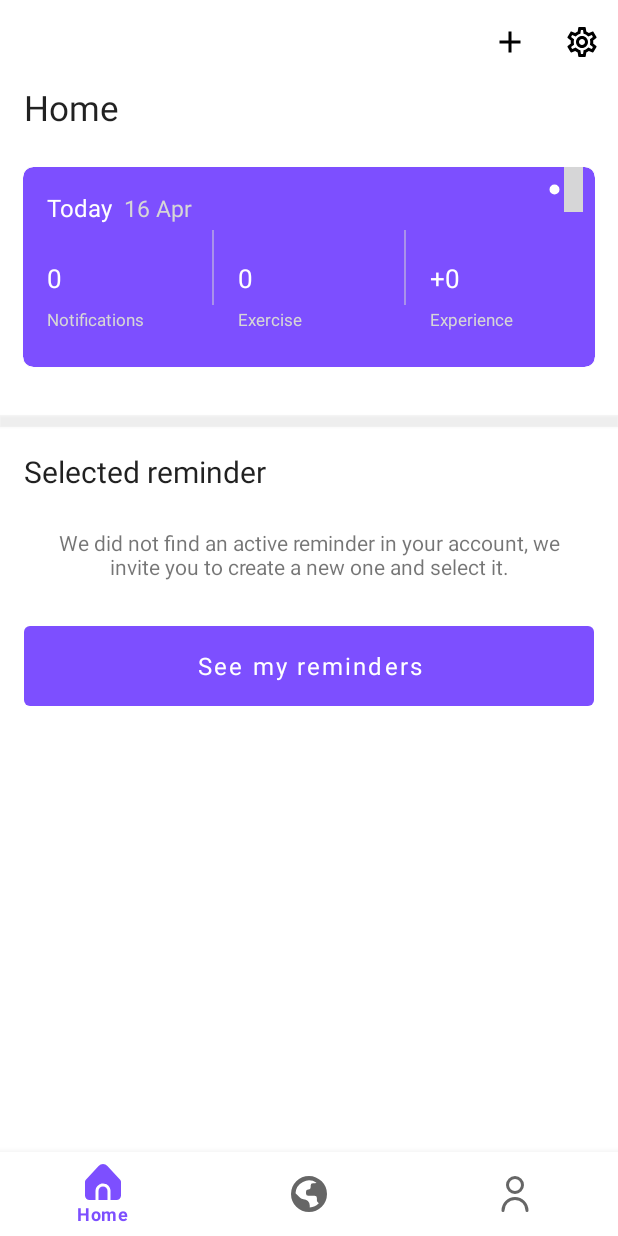
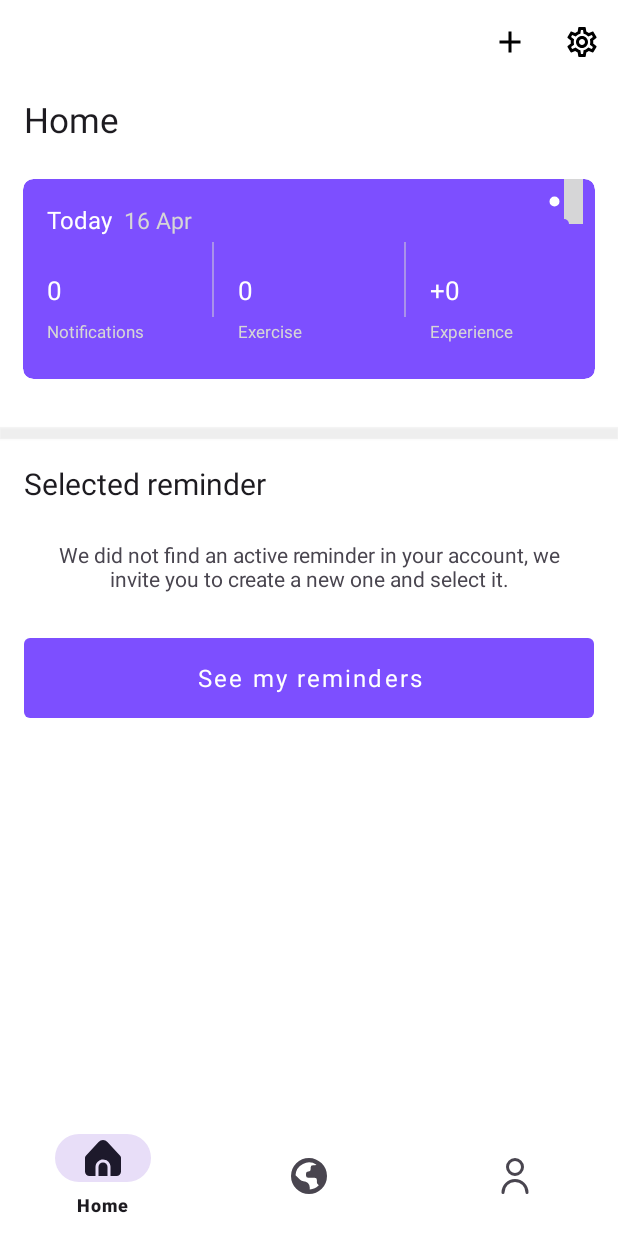
Before and after one commit to puntogris/posture-reminder, an Android app: the HomeFragment screen opened directly, with no data from a screen before it, on a phone screen of 412 x 824 dp. Run offline under Robolectric (Android 15) with nearby library versions, the phone set to English and light mode, and no system bars; our stand-ins replace Dagger/Hilt's generated code, Room's generated code, Timber, navigation-ui; libraries missing offline, so code that uses them is left out: com.db.williamchart; Roboto replaces fonts that are not available here.

Commit message:
migrated to material3

```diff
--- a/app/src/main/java/com/puntogris/posture/ui/account/AccountFragment.kt
+++ b/app/src/main/java/com/puntogris/posture/ui/account/AccountFragment.kt
@@ -1,10 +1,11 @@
 package com.puntogris.posture.ui.account
 
 import android.os.Bundle
-import android.view.*
+import android.view.Menu
+import android.view.MenuInflater
+import android.view.View
 import androidx.fragment.app.Fragment
 import androidx.fragment.app.viewModels
-import com.db.williamchart.data.configuration.ChartConfiguration
 import com.puntogris.posture.R
 import com.puntogris.posture.databinding.FragmentAccountBinding
 import com.puntogris.posture.utils.*
--- a/app/src/main/java/com/puntogris/posture/ui/exercise/ExerciseCompletedDialog.kt
+++ b/app/src/main/java/com/puntogris/posture/ui/exercise/ExerciseCompletedDialog.kt
@@ -54,7 +54,7 @@
             }
         }
 
-        return MaterialAlertDialogBuilder(requireContext(), R.style.MaterialAlertDialog_rounded)
+        return MaterialAlertDialogBuilder(requireContext())
             .setView(binding.root)
             .setPositiveButton(R.string.action_done) { _, _ ->
                 dismiss()
--- a/app/src/main/java/com/puntogris/posture/ui/home/HomeFragment.kt
+++ b/app/src/main/java/com/puntogris/posture/ui/home/HomeFragment.kt
@@ -66,6 +66,8 @@
         }
         viewModel.activeReminder.observe(viewLifecycleOwner) { reminder ->
             reminder?.let {
+                binding.activeReminderLayout.reminderTitle.text = it.name
+                binding.activeReminderLayout.reminderInterval.text = it.timeIntervalSummary()
                 binding.activeReminderLayout.reminderStart.setMinutesToHourlyTime(it.startTime)
                 binding.activeReminderLayout.reminderEnd.setMinutesToHourlyTime(it.endTime)
                 binding.activeReminderLayout.reminderDays.setDaysSummary(it)
--- a/app/src/main/java/com/puntogris/posture/ui/notification/ClaimNotificationExpDialog.kt
+++ b/app/src/main/java/com/puntogris/posture/ui/notification/ClaimNotificationExpDialog.kt
@@ -61,7 +61,7 @@
             }
         }
 
-        return MaterialAlertDialogBuilder(requireContext(), R.style.MaterialAlertDialog_rounded)
+        return MaterialAlertDialogBuilder(requireContext())
             .setView(binding.root)
             .setPositiveButton(R.string.exercise) { _, _ ->
                 navigateToRandomExercise()
--- a/app/src/main/java/com/puntogris/posture/ui/reminders/manage/ManageRemindersBottomSheet.kt
+++ b/app/src/main/java/com/puntogris/posture/ui/reminders/manage/ManageRemindersBottomSheet.kt
@@ -27,7 +27,8 @@
     private val viewModel: ManageRemindersViewModel by viewModels()
     private val binding by viewBinding(BottomSheetManageRemindersBinding::bind)
 
-    override fun onCreateView(inflater: LayoutInflater,
+    override fun onCreateView(
+        inflater: LayoutInflater,
         container: ViewGroup?,
         savedInstanceState: Bundle?
     ): View? {
--- a/app/src/main/java/com/puntogris/posture/ui/reminders/new_edit/SoundSelectorDialog.kt
+++ b/app/src/main/java/com/puntogris/posture/ui/reminders/new_edit/SoundSelectorDialog.kt
@@ -28,7 +28,7 @@
         val matchLastPosition = listRingTones().indexOfFirst { it.uri == args.savedSound }
         val lastPosition = if (matchLastPosition == -1) 0 else matchLastPosition
 
-        return MaterialAlertDialogBuilder(requireContext(), R.style.MaterialAlertDialog_rounded)
+        return MaterialAlertDialogBuilder(requireContext())
             .setTitle(R.string.sound_picker_title)
             .setPositiveButton(R.string.action_done) { _, _ ->
                 setFragmentResult(SOUND_PICKER_KEY, bundleOf(DATA_KEY to tones[selectedPosition]))
--- a/app/src/main/java/com/puntogris/posture/ui/reminders/new_edit/VibrationSelectorDialog.kt
+++ b/app/src/main/java/com/puntogris/posture/ui/reminders/new_edit/VibrationSelectorDialog.kt
@@ -30,7 +30,7 @@
         val vibrationPatterns = LocalDataSource.vibrationPatterns
         val patternsTittleList = vibrationPatterns.map { getString(it.title) }.toTypedArray()
 
-        return MaterialAlertDialogBuilder(requireContext(), R.style.MaterialAlertDialog_rounded)
+        return MaterialAlertDialogBuilder(requireContext())
             .setTitle(R.string.vibration_picker_title)
             .setPositiveButton(R.string.action_done) { _, _ ->
                 setFragmentResult(VIBRATION_PICKER_KEY, bundleOf(DATA_KEY to vibrationPosition))
--- a/app/src/main/java/com/puntogris/posture/ui/settings/SelectThemeDialog.kt
+++ b/app/src/main/java/com/puntogris/posture/ui/settings/SelectThemeDialog.kt
@@ -27,7 +27,7 @@
             if (currentTheme == -1) 2 else currentTheme - 1
         }
 
-        return MaterialAlertDialogBuilder(requireContext(), R.style.MaterialAlertDialog_rounded)
+        return MaterialAlertDialogBuilder(requireContext())
             .setSingleChoiceItems(R.array.theme_names, currentPosition) { _, position ->
                 themeValuesArray[position].let {
                     lifecycleScope.launch {
--- a/app/src/main/java/com/puntogris/posture/ui/welcome/WelcomeFragment.kt
+++ b/app/src/main/java/com/puntogris/posture/ui/welcome/WelcomeFragment.kt
@@ -3,7 +3,6 @@
 import android.os.Bundle
 import android.view.View
 import androidx.fragment.app.Fragment
-import androidx.lifecycle.lifecycleScope
 import com.puntogris.posture.R
 import com.puntogris.posture.data.datasource.local.DataStore
 import com.puntogris.posture.databinding.FragmentWelcomeBinding
--- a/app/src/main/res/layout/active_reminder.xml
+++ b/app/src/main/res/layout/active_reminder.xml
@@ -14,7 +14,6 @@
         android:layout_width="wrap_content"
         android:layout_height="wrap_content"
         android:layout_marginStart="36dp"
-        android:text="@{reminder.name}"
         app:layout_constraintBottom_toBottomOf="@+id/reminderColor"
         app:layout_constraintStart_toStartOf="parent"
         app:layout_constraintTop_toTopOf="@+id/reminderColor" />
@@ -80,7 +79,6 @@
         android:id="@+id/reminderInterval"
         android:layout_width="wrap_content"
         android:layout_height="wrap_content"
-        android:text="@{reminder.timeIntervalSummary()}"
         android:textSize="12sp"
         app:layout_constraintEnd_toStartOf="@+id/reminderStart"
         app:layout_constraintHorizontal_bias="0.5"
--- a/app/src/main/res/layout/activity_main.xml
+++ b/app/src/main/res/layout/activity_main.xml
@@ -31,7 +31,7 @@
 
     <com.google.android.material.bottomnavigation.BottomNavigationView
         android:id="@+id/bottom_navigation"
-        style="@style/Theme.Posture.Layout"
+        android:background="?android:colorBackground"
         android:layout_width="match_parent"
         android:layout_height="wrap_content"
         android:layout_gravity="bottom"
--- a/app/src/main/res/layout/fragment_internal_login.xml
+++ b/app/src/main/res/layout/fragment_internal_login.xml
@@ -65,6 +65,7 @@
         android:layout_marginStart="48dp"
         android:layout_marginEnd="48dp"
         android:layout_marginBottom="16dp"
+        app:cornerRadius="4dp"
         android:text="@string/action_continue_anonymously"
         app:layout_constraintBottom_toTopOf="@id/loginWithGoogleButton" />
 
@@ -74,6 +75,7 @@
         android:layout_width="match_parent"
         android:layout_height="wrap_content"
         android:layout_marginStart="48dp"
+        app:cornerRadius="4dp"
         android:layout_marginEnd="48dp"
         android:layout_marginBottom="24dp"
         android:text="@string/action_login_with_google"
--- a/app/src/main/res/values-night/themes.xml
+++ b/app/src/main/res/values-night/themes.xml
@@ -1,6 +1,6 @@
 <?xml version="1.0" encoding="utf-8"?>
 <resources xmlns:tools="http://schemas.android.com/tools">
-    <style name="Theme.Posture" parent="Theme.MaterialComponents.DayNight.NoActionBar">
+    <style name="Theme.Posture" parent="Theme.Material3.DayNight.NoActionBar">
         <!-- Primary brand color. -->
         <item name="colorPrimary">@color/colorPrimaryDark</item>
         <item name="colorPrimaryVariant">@color/purple_700</item>
@@ -19,6 +19,8 @@
         <item name="sheetsTitleColor">?colorControlNormal</item>
         <item name="sheetsBackgroundColor">#353535</item>
         <item name="preferenceTheme">@style/Theme.Posture.PreferenceScreen</item>
+        <item name="materialCardViewStyle">?attr/materialCardViewFilledStyle</item>
+        <item name="materialAlertDialogTheme">@style/MaterialAlertDialog_rounded</item>
     </style>
 
     <style name="Theme.Posture.Licenses.Toolbar" parent="Theme.MaterialComponents.DayNight.DarkActionBar">
--- a/app/src/main/res/values/styles.xml
+++ b/app/src/main/res/values/styles.xml
@@ -35,10 +35,9 @@
         <item name="android:background">@color/dayBackground</item>
     </style>
 
-    <style name="MaterialAlertDialog_rounded" parent="@style/ThemeOverlay.MaterialComponents.MaterialAlertDialog">
-        <item name="shapeAppearanceOverlay">@style/DialogCorners</item>
-        <item name="buttonBarNegativeButtonStyle">@style/NegativeButtonStyle</item>
-        <item name="buttonBarPositiveButtonStyle">@style/PositiveButtonStyle</item>
+    <style name="MaterialAlertDialog_rounded" parent="ThemeOverlay.Material3.MaterialAlertDialog.Centered">
+        <item name="android:background">@color/dayBackground</item>
+        <item name="colorSurface">@color/dayBackground</item>
     </style>
 
     <style name="NegativeButtonStyle" parent="Widget.MaterialComponents.Button.TextButton.Dialog">
@@ -63,6 +62,7 @@
         <item name="android:layout_height">65dp</item>
         <item name="android:textSize">16sp</item>
         <item name="android:fontFamily">@font/roboto_medium</item>
+        <item name="cornerRadius">4dp</item>
     </style>
 
     <style name="Theme.Posture.MediumTitle">
--- a/app/src/main/res/values/themes.xml
+++ b/app/src/main/res/values/themes.xml
@@ -1,6 +1,6 @@
 <resources xmlns:tools="http://schemas.android.com/tools">
     <!-- Base application theme. -->
-    <style name="Theme.Posture" parent="Theme.MaterialComponents.DayNight.NoActionBar">
+    <style name="Theme.Posture" parent="Theme.Material3.DayNight.NoActionBar">
         <!-- Primary brand color. -->
         <item name="colorPrimary">@color/colorPrimary</item>
         <item name="colorPrimaryVariant">@color/purple_700</item>
@@ -20,5 +20,7 @@
         <item name="sheetsTitleColor">?colorControlNormal</item>
         <item name="sheetsBackgroundColor">#ffffff</item>
         <item name="preferenceTheme">@style/Theme.Posture.PreferenceScreen</item>
+        <item name="materialCardViewStyle">?attr/materialCardViewFilledStyle</item>
+        <item name="materialAlertDialogTheme">@style/MaterialAlertDialog_rounded</item>
     </style>
 </resources>
```
Also changed, not shown: app/src/main/java/com/puntogris/posture/ui/settings/EditUserNameDialog.kt (+6 -2 lines), app/src/main/java/com/puntogris/posture/ui/settings/PreferencesFragment.kt (+6 -2 lines), app/src/main/res/layout/dialog_edit_username.xml (+0 -10 lines), app/src/main/res/layout/fragment_account.xml (+30 -30 lines).
